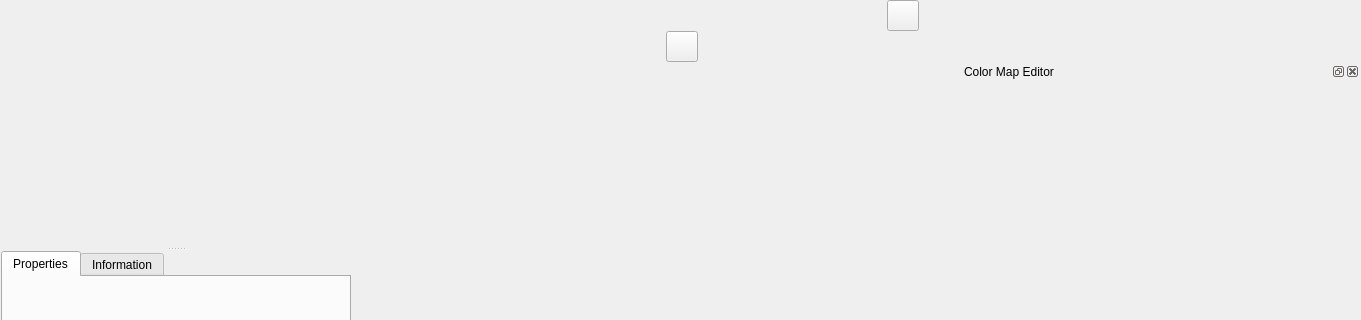
Above: Code/Mantid/Vates/VatesSimpleGui/ViewWidgets/inc/MantidVatesSimpleGuiViewWidgets/MdViewerWidget.ui from mantidproject/mantid before the change; both pictures show x 0 to 1361 and y 0 to 320 of the 1361 by 710 pixel window. Below: the same form after it.
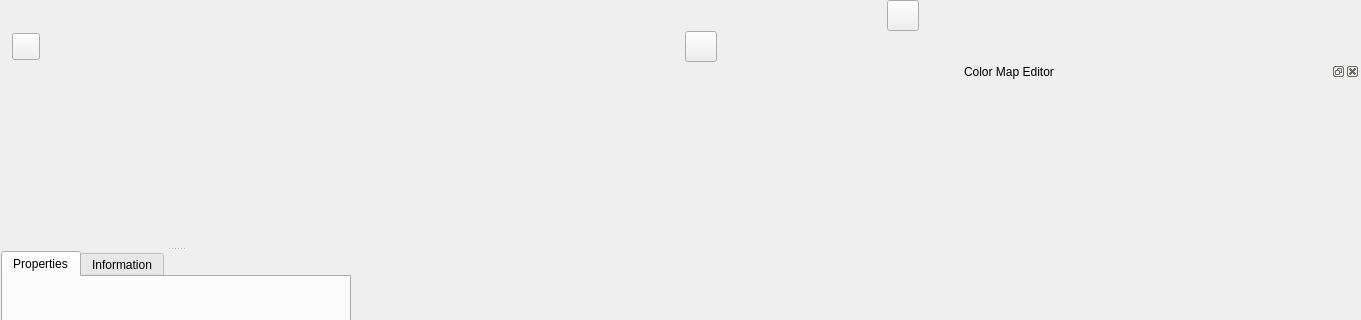
That is the form after the change. Icons and pictures are not drawn. Custom widgets are drawn as their Qt base class.

Commit message: add button: reset views state, re #11708

```diff
--- a/Code/Mantid/Vates/VatesSimpleGui/ViewWidgets/inc/MantidVatesSimpleGuiViewWidgets/MdViewerWidget.ui
+++ b/Code/Mantid/Vates/VatesSimpleGui/ViewWidgets/inc/MantidVatesSimpleGuiViewWidgets/MdViewerWidget.ui
@@ -118,6 +118,39 @@
      <item>
       <widget class="Mantid::Vates::SimpleGui::ColorSelectionWidget" name="colorSelectionWidget" native="true"/>
      </item>
+     <item>
+      <spacer name="horizontalSpacer_bw_color_reset">
+       <property name="orientation">
+        <enum>Qt::Horizontal</enum>
+       </property>
+       <property name="sizeType">
+         <enum>QSizePolicy::Minimum</enum>
+       </property>
+       <property name="sizeHint" stdset="0">
+        <size>
+         <width>10</width>
+         <height>20</height>
+        </size>
+       </property>
+      </spacer>
+     </item>
+     <item>
+      <widget class="QToolButton" name="resetViewsStateToAllData">
+       <property name="toolTip">
+        <string>Reset the state of all the views (to show all data)</string>
+       </property>
+       <property name="icon">
+        <iconset resource="../../icons/ViewWidgetsIcons.qrc">
+         <normaloff>:/VatesSimpleGuiViewWidgets/icons/resetViewToAll24.png</normaloff>:/VatesSimpleGuiViewWidgets/icons/resetViewToAll24.png</iconset>
+       </property>
+       <property name="iconSize">
+        <size>
+         <width>20</width>
+         <height>20</height>
+        </size>
+       </property>
+      </widget>
+     </item>
      <item>
       <spacer name="horizontalSpacer_5">
        <property name="orientation">
@@ -125,7 +158,7 @@
        </property>
        <property name="sizeHint" stdset="0">
         <size>
-         <width>40</width>
+         <width>20</width>
          <height>20</height>
         </size>
        </property>
```
The commit also changes 4 other files.
